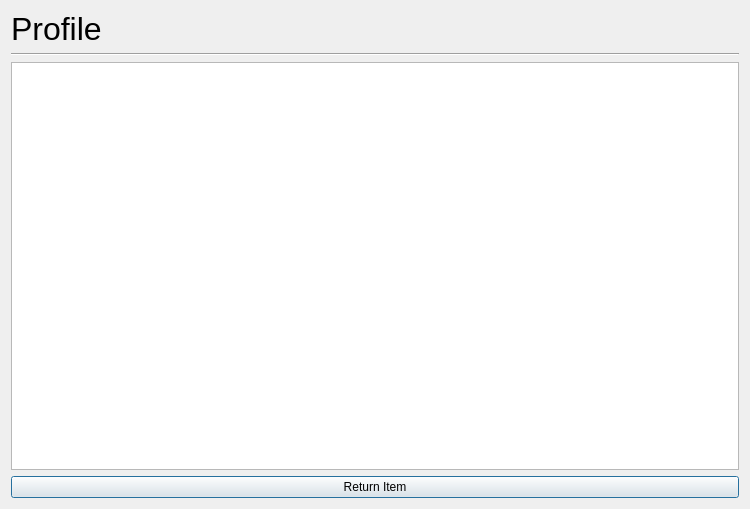
umustdye/Book-Worms, file forms/userprofiledialog.ui: the form before one commit.
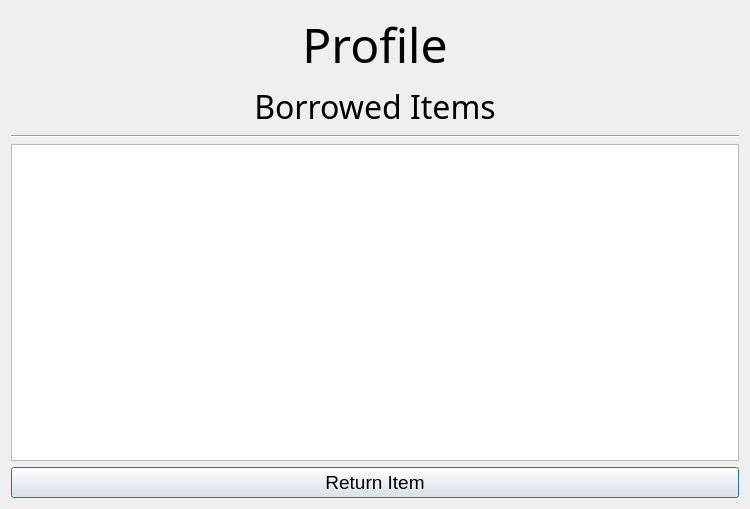
The form after the commit.

What changed in the file:
```diff
--- a/forms/userprofiledialog.ui
+++ b/forms/userprofiledialog.ui
@@ -20,16 +20,36 @@
       <widget class="QLabel" name="label">
        <property name="font">
         <font>
-         <pointsize>24</pointsize>
+         <family>Blackadder ITC</family>
+         <pointsize>36</pointsize>
         </font>
        </property>
        <property name="text">
         <string>Profile</string>
        </property>
+       <property name="alignment">
+        <set>Qt::AlignCenter</set>
+       </property>
       </widget>
      </item>
     </layout>
    </item>
+   <item>
+    <widget class="QLabel" name="label_2">
+     <property name="font">
+      <font>
+       <family>Blackadder ITC</family>
+       <pointsize>24</pointsize>
+      </font>
+     </property>
+     <property name="text">
+      <string>Borrowed Items</string>
+     </property>
+     <property name="alignment">
+      <set>Qt::AlignCenter</set>
+     </property>
+    </widget>
+   </item>
    <item>
     <widget class="Line" name="line">
      <property name="orientation">
@@ -42,6 +62,11 @@
    </item>
    <item>
     <widget class="QPushButton" name="returnItemPushButton">
+     <property name="font">
+      <font>
+       <pointsize>14</pointsize>
+      </font>
+     </property>
      <property name="text">
       <string>Return Item</string>
      </property>
```
Left out of the diff: 6 changed lines with no effect on the pictures.
